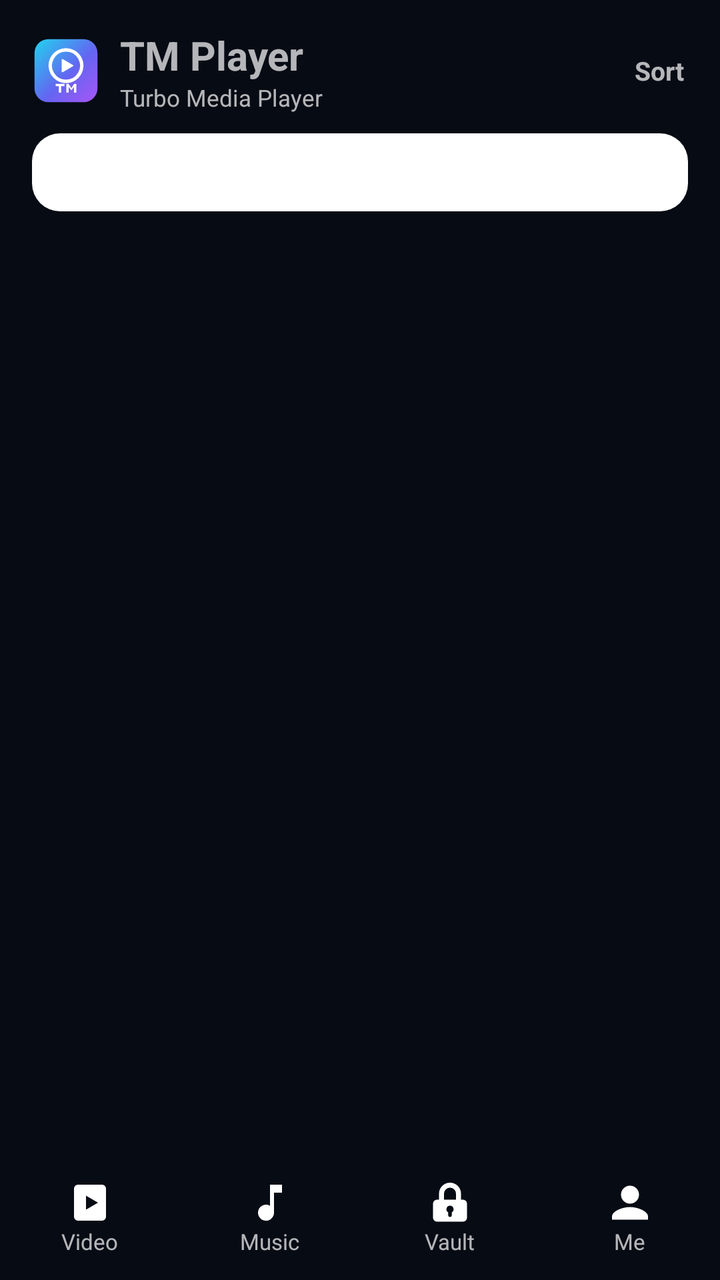
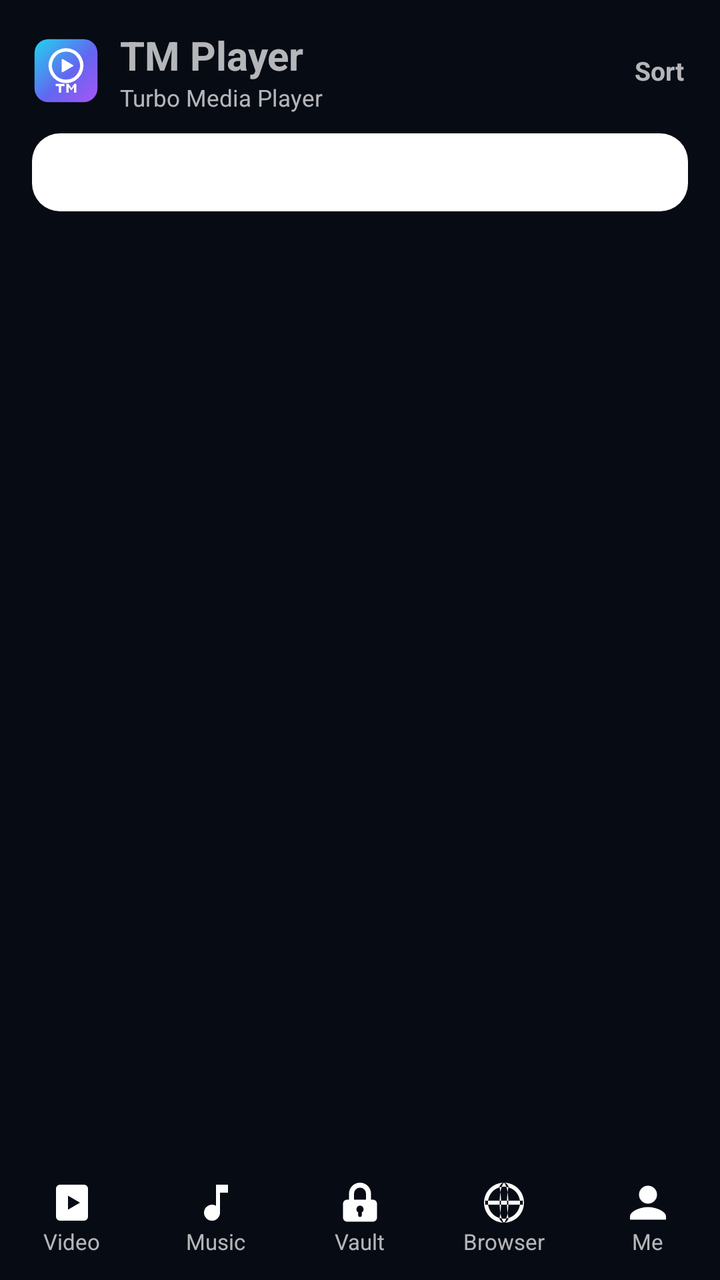

Two renders of the same Android screen: before a commit and after it. Below are the layout's source before the change and the commit's diff.
<!-- AndroidManifest.xml: application theme AppThemeDark -->
<!-- res/layout/activity_main.xml -->
<?xml version="1.0" encoding="utf-8"?>
<LinearLayout xmlns:android="http://schemas.android.com/apk/res/android"
    android:id="@+id/main_root"
    android:layout_width="match_parent"
    android:layout_height="match_parent"
    android:orientation="vertical">

    
    <LinearLayout
        android:id="@+id/header"
        android:layout_width="match_parent"
        android:layout_height="wrap_content"
        android:gravity="center_vertical"
        android:orientation="horizontal"
        android:paddingLeft="16dp"
        android:paddingRight="8dp"
        android:paddingTop="14dp"
        android:paddingBottom="6dp">

        <ImageView
            android:layout_width="34dp"
            android:layout_height="34dp"
            android:src="@drawable/ic_brand" />

        <LinearLayout
            android:layout_width="0dp"
            android:layout_height="wrap_content"
            android:layout_marginLeft="10dp"
            android:layout_weight="1"
            android:orientation="vertical">

            <TextView
                android:id="@+id/title_text"
                android:layout_width="wrap_content"
                android:layout_height="wrap_content"
                android:text="TM Player"
                android:textSize="20sp"
                android:textStyle="bold" />

            <TextView
                android:id="@+id/subtitle_text"
                android:layout_width="wrap_content"
                android:layout_height="wrap_content"
                android:text="Turbo Media Player"
                android:textSize="11.5sp" />
        </LinearLayout>

        <TextView
            android:id="@+id/header_action"
            android:layout_width="wrap_content"
            android:layout_height="wrap_content"
            android:padding="10dp"
            android:text="Sort"
            android:textSize="13sp"
            android:textStyle="bold" />
    </LinearLayout>

    
    <EditText
        android:id="@+id/search_box"
        android:layout_width="match_parent"
        android:layout_height="wrap_content"
        android:layout_marginLeft="16dp"
        android:layout_marginRight="16dp"
        android:layout_marginTop="4dp"
        android:layout_marginBottom="8dp"
        android:background="@drawable/card_bg"
        android:hint="Search videos…"
        android:imeOptions="actionSearch"
        android:inputType="text"
        android:maxLines="1"
        android:paddingLeft="14dp"
        android:paddingRight="14dp"
        android:paddingTop="10dp"
        android:paddingBottom="10dp"
        android:textSize="14sp" />

    
    <FrameLayout
        android:id="@+id/content"
        android:layout_width="match_parent"
        android:layout_height="0dp"
        android:layout_weight="1" />

    
    <LinearLayout
        android:id="@+id/mini_player"
        android:layout_width="match_parent"
        android:layout_height="wrap_content"
        android:gravity="center_vertical"
        android:orientation="horizontal"
        android:paddingLeft="14dp"
        android:paddingRight="6dp"
        android:paddingTop="7dp"
        android:paddingBottom="7dp"
        android:visibility="gone">

        <ImageView
            android:layout_width="26dp"
            android:layout_height="26dp"
            android:src="@drawable/ic_nav_music" />

        <LinearLayout
            android:layout_width="0dp"
            android:layout_height="wrap_content"
            android:layout_marginLeft="10dp"
            android:layout_weight="1"
            android:orientation="vertical">

            <TextView
                android:id="@+id/mini_title"
                android:layout_width="match_parent"
                android:layout_height="wrap_content"
                android:ellipsize="end"
                android:maxLines="1"
                android:textSize="13.5sp" />

            <TextView
                android:id="@+id/mini_artist"
                android:layout_width="match_parent"
                android:layout_height="wrap_content"
                android:ellipsize="end"
                android:maxLines="1"
                android:textSize="11.5sp" />
        </LinearLayout>

        <ImageButton
            android:id="@+id/mini_play"
            android:layout_width="42dp"
            android:layout_height="42dp"
            android:background="?android:attr/selectableItemBackgroundBorderless"
            android:src="@drawable/ic_play" />

        <ImageButton
            android:id="@+id/mini_next"
            android:layout_width="42dp"
            android:layout_height="42dp"
            android:background="?android:attr/selectableItemBackgroundBorderless"
            android:src="@drawable/ic_next" />
    </LinearLayout>

    
    <LinearLayout
        android:id="@+id/bottom_nav"
        android:layout_width="match_parent"
        android:layout_height="wrap_content"
        android:orientation="horizontal"
        android:paddingTop="6dp"
        android:paddingBottom="8dp">

        <LinearLayout
            android:id="@+id/nav_videos"
            android:layout_width="0dp"
            android:layout_height="wrap_content"
            android:layout_weight="1"
            android:gravity="center"
            android:orientation="vertical"
            android:padding="4dp">

            <ImageView
                android:layout_width="24dp"
                android:layout_height="24dp"
                android:src="@drawable/ic_nav_videos" />

            <TextView
                android:layout_width="wrap_content"
                android:layout_height="wrap_content"
                android:text="Video"
                android:textSize="11sp" />
        </LinearLayout>

        <LinearLayout
            android:id="@+id/nav_music"
            android:layout_width="0dp"
            android:layout_height="wrap_content"
            android:layout_weight="1"
            android:gravity="center"
            android:orientation="vertical"
            android:padding="4dp">

            <ImageView
                android:layout_width="24dp"
                android:layout_height="24dp"
                android:src="@drawable/ic_nav_music" />

            <TextView
                android:layout_width="wrap_content"
                android:layout_height="wrap_content"
                android:text="Music"
                android:textSize="11sp" />
        </LinearLayout>

        

        <LinearLayout
            android:id="@+id/nav_vault"
            android:layout_width="0dp"
            android:layout_height="wrap_content"
            android:layout_weight="1"
            android:gravity="center"
            android:orientation="vertical"
            android:padding="4dp">

            <ImageView
                android:layout_width="24dp"
                android:layout_height="24dp"
                android:src="@drawable/ic_nav_vault" />

            <TextView
                android:layout_width="wrap_content"
                android:layout_height="wrap_content"
                android:text="Vault"
                android:textSize="11sp" />
        </LinearLayout>

        <LinearLayout
            android:id="@+id/nav_me"
            android:layout_width="0dp"
            android:layout_height="wrap_content"
            android:layout_weight="1"
            android:gravity="center"
            android:orientation="vertical"
            android:padding="4dp">

            <ImageView
                android:layout_width="24dp"
                android:layout_height="24dp"
                android:src="@drawable/ic_person" />

            <TextView
                android:layout_width="wrap_content"
                android:layout_height="wrap_content"
                android:text="Me"
                android:textSize="11sp" />
        </LinearLayout>
    </LinearLayout>
</LinearLayout>
<!-- resources referenced by this layout -->
<resources>
  <!-- drawable card_bg (drawable) -->
  <?xml version="1.0" encoding="utf-8"?>
  <shape xmlns:android="http://schemas.android.com/apk/res/android" android:shape="rectangle">
      <corners android:radius="14dp" />
      <solid android:color="#FFFFFF" />
  </shape>
  <!-- drawable ic_nav_music (drawable) -->
  <?xml version="1.0" encoding="utf-8"?>
  <vector xmlns:android="http://schemas.android.com/apk/res/android"
      android:width="24dp" android:height="24dp"
      android:viewportWidth="24" android:viewportHeight="24"
      android:tint="#FFFFFF">
      <path android:fillColor="#FFFFFF"
          android:pathData="M12,3 v10.55 a4,4 0 1,0 2,3.45 v-10 h4 v-4 z" />
  </vector>
  <!-- drawable ic_nav_videos (drawable) -->
  <?xml version="1.0" encoding="utf-8"?>
  <vector xmlns:android="http://schemas.android.com/apk/res/android"
      android:width="24dp" android:height="24dp"
      android:viewportWidth="24" android:viewportHeight="24"
      android:tint="#FFFFFF">
      <path android:fillColor="#FFFFFF"
          android:pathData="M4,5 a2,2 0 0,1 2,-2 h12 a2,2 0 0,1 2,2 v14 a2,2 0 0,1 -2,2 h-12 a2,2 0 0,1 -2,-2 z M10,8.5 v7 l6,-3.5 z" />
  </vector>
  <!-- drawable ic_next (drawable) -->
  <?xml version="1.0" encoding="utf-8"?>
  <vector xmlns:android="http://schemas.android.com/apk/res/android"
      android:width="24dp" android:height="24dp"
      android:viewportWidth="24" android:viewportHeight="24">
      <path android:fillColor="#FFFFFF" android:pathData="M5,6 v12 l8.5,-6 z M15,6 h3 v12 h-3 z" />
  </vector>
  <!-- drawable ic_person (drawable) -->
  <?xml version="1.0" encoding="utf-8"?>
  <vector xmlns:android="http://schemas.android.com/apk/res/android"
      android:width="24dp" android:height="24dp"
      android:viewportWidth="24" android:viewportHeight="24"
      android:tint="#FFFFFF">
      <path android:fillColor="#FFFFFF"
          android:pathData="M12,12.5 a4.5,4.5 0 1,1 0,-9 a4.5,4.5 0 0,1 0,9 z M12,14.2 c3.9,0 9,2.1 9,4.7 v1.6 h-18 v-1.6 c0,-2.6 5.1,-4.7 9,-4.7 z" />
  </vector>
  <!-- drawable ic_play (drawable) -->
  <?xml version="1.0" encoding="utf-8"?>
  <vector xmlns:android="http://schemas.android.com/apk/res/android"
      android:width="24dp" android:height="24dp"
      android:viewportWidth="24" android:viewportHeight="24">
      <path android:fillColor="#FFFFFF" android:pathData="M8,5 v14 l11,-7 z" />
  </vector>
  <style name="AppThemeDark" parent="@android:style/Theme.Material.NoActionBar">
          <item name="android:windowBackground">@color/bg_dark</item>
          <item name="android:statusBarColor">@color/bg_dark</item>
          <item name="android:navigationBarColor">@color/bg_dark</item>
          <item name="android:colorAccent">@color/accent_default</item>
          <item name="android:textColorPrimary">@color/text_dark</item>
          <item name="android:textColorSecondary">@color/text_dark_dim</item>
          <item name="android:windowLightStatusBar">false</item>
      </style>
  <color name="bg_dark">#070B14</color>
  <color name="accent_default">#19C8E8</color>
  <color name="text_dark">#F2F6FC</color>
  <color name="text_dark_dim">#93A3BC</color>
  <!-- unchanged entries left out for length: 2 -->
</resources>

<!-- the commit's change to res/layout/activity_main.xml (unified diff, before → after) -->
@@ -214,6 +214,27 @@
         </LinearLayout>
 
         <LinearLayout
+            android:id="@+id/nav_browser"
+            android:layout_width="0dp"
+            android:layout_height="wrap_content"
+            android:layout_weight="1"
+            android:gravity="center"
+            android:orientation="vertical"
+            android:padding="4dp">
+
+            <ImageView
+                android:layout_width="24dp"
+                android:layout_height="24dp"
+                android:src="@drawable/ic_nav_browser" />
+
+            <TextView
+                android:layout_width="wrap_content"
+                android:layout_height="wrap_content"
+                android:text="Browser"
+                android:textSize="11sp" />
+        </LinearLayout>
+
+        <LinearLayout
             android:id="@+id/nav_me"
             android:layout_width="0dp"
             android:layout_height="wrap_content"
<!-- resource entries referenced after the edit -->
@@ -6,6 +6,15 @@
       <corners android:radius="14dp" />
       <solid android:color="#FFFFFF" />
   </shape>
+  <!-- drawable ic_nav_browser (drawable) -->
+  <?xml version="1.0" encoding="utf-8"?>
+  <vector xmlns:android="http://schemas.android.com/apk/res/android"
+      android:width="24dp" android:height="24dp"
+      android:viewportWidth="24" android:viewportHeight="24"
+      android:tint="#FFFFFF">
+      <path android:fillColor="#FFFFFF" android:fillType="evenOdd"
+          android:pathData="M12,2 a10,10 0 1,0 0.001,0 Z M12,4 a8,8 0 1,0 0.001,0 Z M2.6,11 h18.8 v2 h-18.8 Z M12,2 c2.9,2.7 2.9,17.3 0,20 c-0.9,0 -1.7,-0.8 -2.3,-2 c1.1,-4.4 1.1,-11.6 0,-16 c0.6,-1.2 1.4,-2 2.3,-2 Z M12,2 c-2.9,2.7 -2.9,17.3 0,20 c0.9,0 1.7,-0.8 2.3,-2 c-1.1,-4.4 -1.1,-11.6 0,-16 c-0.6,-1.2 -1.4,-2 -2.3,-2 Z" />
+  </vector>
   <!-- drawable ic_nav_music (drawable) -->
   <?xml version="1.0" encoding="utf-8"?>
   <vector xmlns:android="http://schemas.android.com/apk/res/android"
